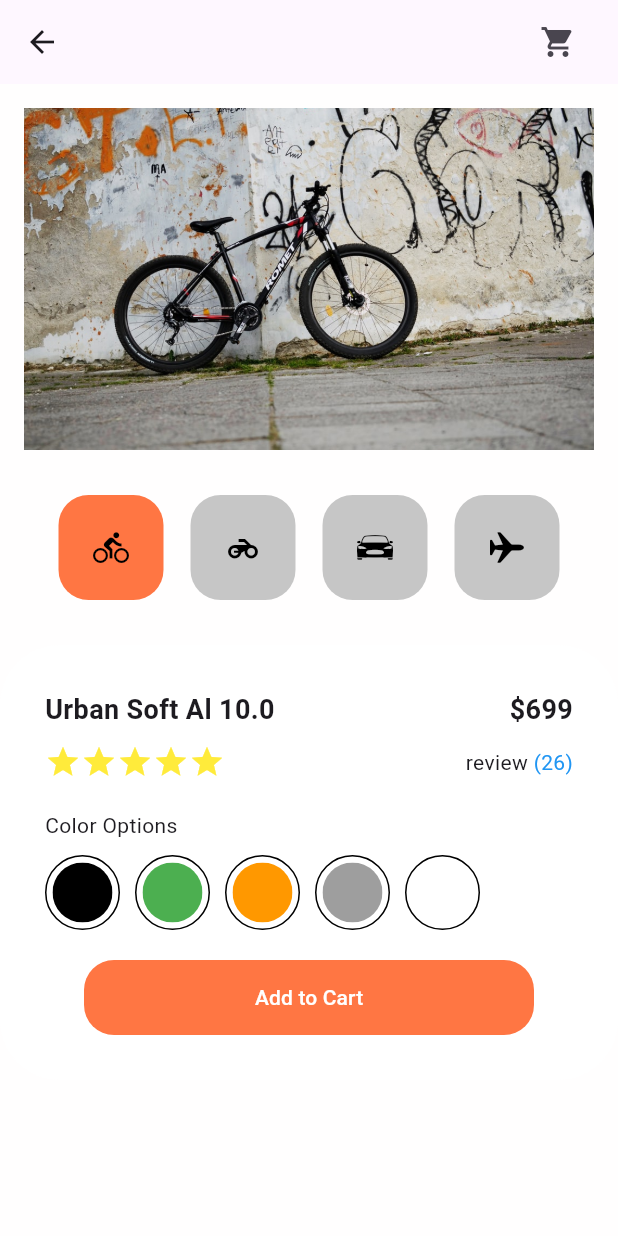
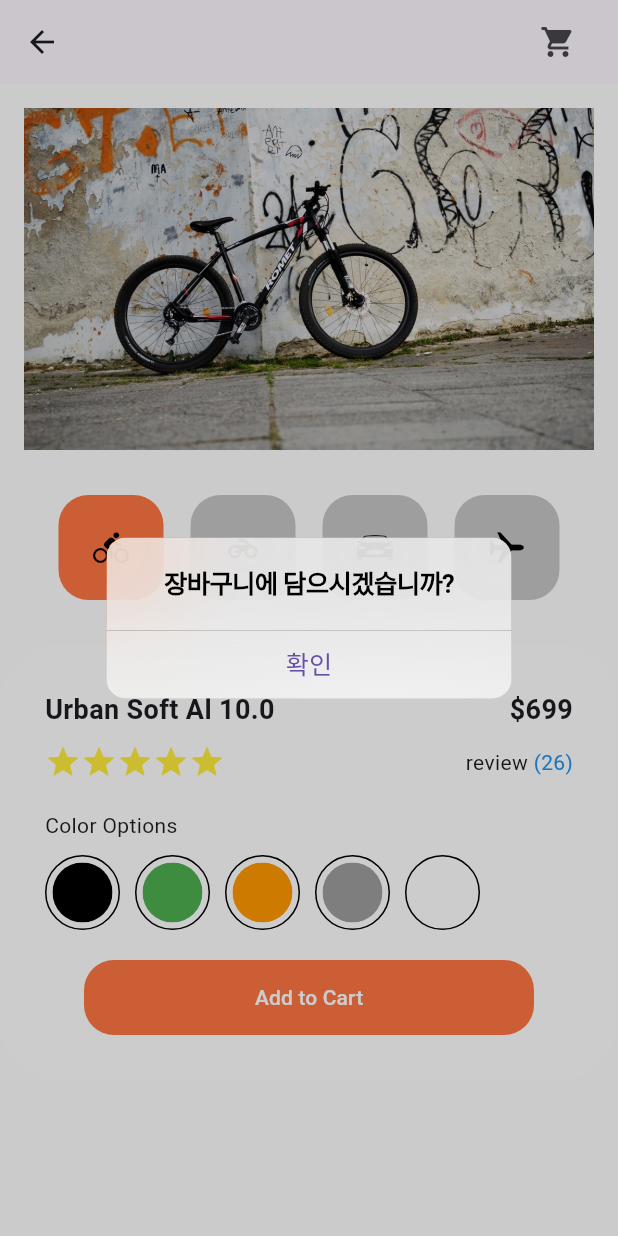
Before and after one commit to LifeIsOne/Flutter-shoppingcart-app, a Flutter app: the screen it shows after launch, after a tap on "Add to Cart", on a phone screen of 412 x 824 dp. Run offline on Flutter 3.47's test engine with Material 3 defaults, Android fonts, the phone set to English and light mode, and no system bars.

Commit message:
팝업창 디테일

```diff
--- a/lib/main.dart
+++ b/lib/main.dart
@@ -248,7 +248,22 @@ class ShoppingCartDetail extends StatelessWidget {
   Widget _buildDetailButton(BuildContext context) {
     return Align(
       child: TextButton(
-        onPressed: () {},
+        onPressed: () {
+          showCupertinoDialog(
+            context: context,
+            builder: (context) => CupertinoAlertDialog(
+              title: Text("장바구니에 담으시겠습니까?"),
+              actions: [
+                CupertinoDialogAction(
+                  child: Text("확인"),
+                  onPressed: () {
+                    Navigator.pop(context);
+                  },
+                )
+              ],
+            ),
+          );
+        },
         style: TextButton.styleFrom(
           backgroundColor: kAccentColor,
           minimumSize: Size(300, 50),
```
